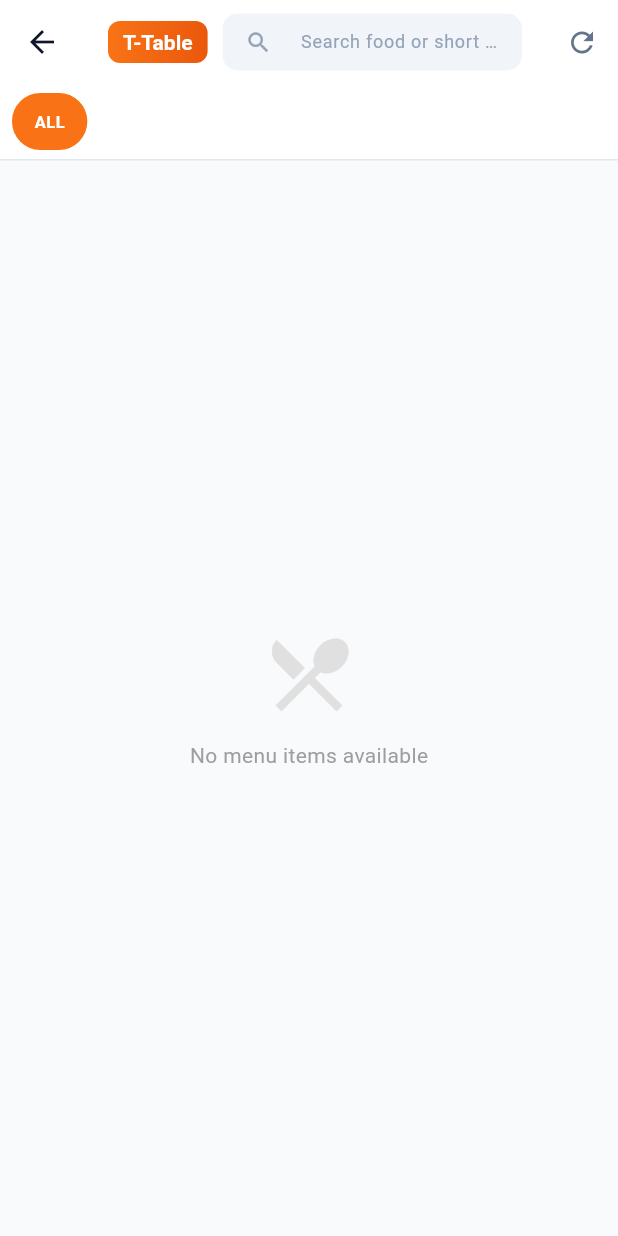
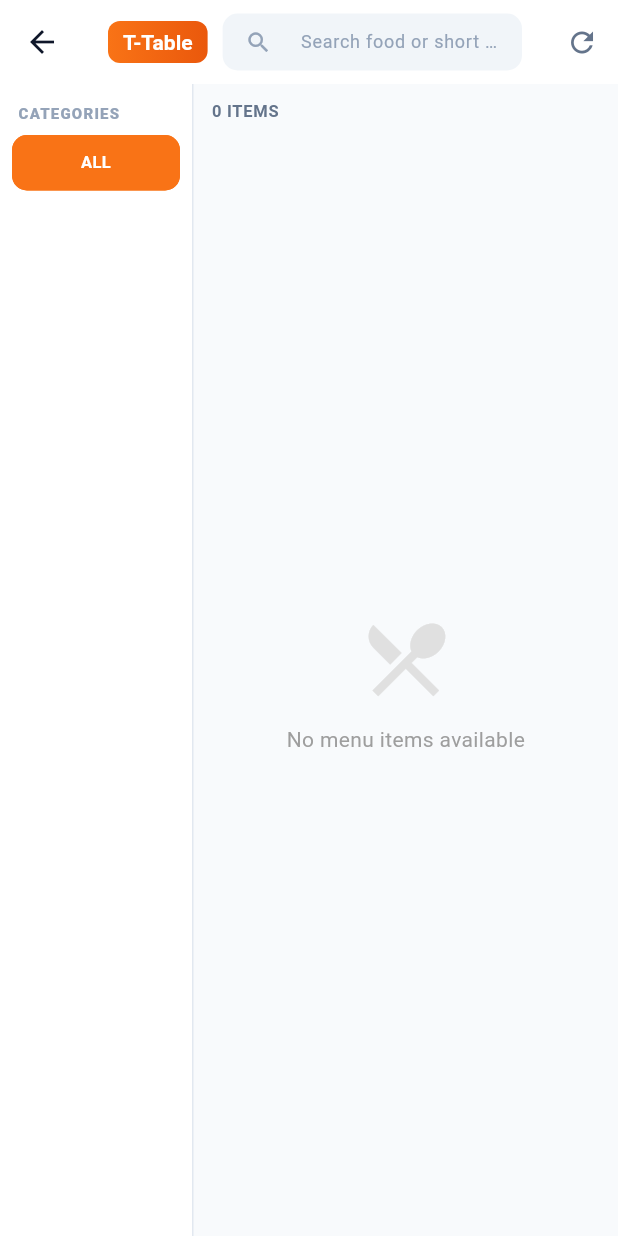
Before and after one commit to Gagan-k0/dininapk, a Flutter app: the FoodCategoriesScreen screen opened by its route, after a tap on "ALL", on a phone screen of 412 x 824 dp. Run offline on Flutter 3.47's test engine with Material 3 defaults, Android fonts, the phone set to English and light mode, and no system bars; our stand-ins replace shared_preferences; missing offline and left inert: esc_pos_utils; accounts and stored records are empty.

Commit message:
fix(waiter): left category rail with smooth paged menu grid
Replace horizontal category chips with a vertical left rail (admin filter logic unchanged). Page the menu grid in 80-item windows with bounce scroll for large menus.

Co-authored-by: Cursor <cursoragent@cursor.com>

```diff
--- /dev/null
+++ b/lib/utils/menu_page_window.dart
@@ -0,0 +1,39 @@
+/// Client-side window over a filtered menu list (admin-style infinite scroll).
+///
+/// Flutter [GridView.builder] already virtualizes paint; this window limits how
+/// many logical rows we expose while scrolling so very large menus stay snappy
+/// when filters change (reset window) and grow as the user nears the bottom.
+class MenuPageWindow<T> {
+  MenuPageWindow({
+    this.pageSize = 80,
+  });
+
+  final int pageSize;
+
+  List<T> _source = const [];
+  int _visibleCount = 0;
+
+  List<T> get visible =>
+      _source.isEmpty ? const [] : _source.sublist(0, _visibleCount.clamp(0, _source.length));
+
+  bool get hasMore => _visibleCount < _source.length;
+
+  int get totalCount => _source.length;
+
+  int get visibleCount => _visibleCount;
+
+  /// Replace source (category / search change) and show the first page.
+  void reset(List<T> source) {
+    _source = List<T>.unmodifiable(source);
+    _visibleCount = _source.isEmpty ? 0 : _source.length.clamp(0, pageSize);
+  }
+
+  /// Append the next page. Returns true if more items were revealed.
+  bool loadMore() {
+    if (!hasMore) return false;
+    final next = (_visibleCount + pageSize).clamp(0, _source.length);
+    if (next == _visibleCount) return false;
+    _visibleCount = next;
+    return true;
+  }
+}
--- a/lib/views/pos/food_categories_screen.dart
+++ b/lib/views/pos/food_categories_screen.dart
@@ -3,6 +3,8 @@ import 'package:provider/provider.dart';
 
 import '../../providers/pos_provider.dart';
 import '../../models/menu_model.dart';
+import '../../utils/menu_page_window.dart';
+import '../../widgets/pos_category_rail.dart';
 import '../../widgets/pos_menu_tile.dart';
 
 class FoodCategoriesScreen extends StatefulWidget {
@@ -16,6 +18,17 @@ class _FoodCategoriesScreenState extends State<FoodCategoriesScreen> {
   bool _initialized = false;
   final TextEditingController _searchController = TextEditingController();
   final ScrollController _cartScrollController = ScrollController();
+  final ScrollController _menuScrollController = ScrollController();
+  final MenuPageWindow<MenuItem> _menuPage =
+      MenuPageWindow<MenuItem>(pageSize: 80);
+  String? _pagedForCategoryId;
+  String _pagedForSearch = '';
+
+  @override
+  void initState() {
+    super.initState();
+    _menuScrollController.addListener(_onMenuScroll);
+  }
 
   @override
   void didChangeDependencies() {
@@ -38,9 +51,44 @@ class _FoodCategoriesScreenState extends State<FoodCategoriesScreen> {
 
   @override
   void dispose() {
+    _menuScrollController.removeListener(_onMenuScroll);
+    _menuScrollController.dispose();
     _searchController.dispose();
     _cartScrollController.dispose();
     super.dispose();
+  }
+
+  void _onMenuScroll() {
+    if (!_menuScrollController.hasClients) return;
+    final position = _menuScrollController.position;
+    if (position.pixels >= position.maxScrollExtent - 120) {
+      if (_menuPage.loadMore()) {
+        setState(() {});
+      }
+    }
+  }
+
+  void _syncMenuPage(PosProvider pos) {
+    final cat = pos.selectedCategoryId;
+    final search = pos.searchQuery;
+    final items = pos.filteredMenuItems;
+    final filterChanged =
+        cat != _pagedForCategoryId || search != _pagedForSearch;
+    final sourceChanged = items.length != _menuPage.totalCount;
+
+    if (filterChanged || sourceChanged) {
+      _pagedForCategoryId = cat;
+      _pagedForSearch = search;
+      _menuPage.reset(items);
+      // Defer scroll reset — never jump during build.
+      if (filterChanged) {
+        WidgetsBinding.instance.addPostFrameCallback((_) {
+          if (_menuScrollController.hasClients) {
+            _menuScrollController.jumpTo(0);
+          }
+        });
+      }
+    }
   }
 
   @override
@@ -74,11 +122,34 @@ class _FoodCategoriesScreenState extends State<FoodCategoriesScreen> {
                 if (pos.isBusy)
                   const LinearProgressIndicator(minHeight: 2, color: Color(0xFFF97316)),
                 if (pos.cartError != null) _buildCartErrorBar(pos),
-                // Category horizontal scroll bar
-                _buildCategoryBar(pos),
-                const Divider(height: 1, color: Color(0xFFE2E8F0)),
-                // Menu grid + Cart panel
+                Expanded(
+                  child: Row(
+                    crossAxisAlignment: CrossAxisAlignment.stretch,
+                    children: [
+                      PosCategoryRail(
+                        categories: pos.categories,
+                        selectedCategoryId: pos.selectedCategoryId,
+                        onSelect: (id) {
+                          pos.selectCategory(id);
+                          setState(() {
+                            _pagedForCategoryId = id;
+                            _pagedForSearch = pos.searchQuery;
+                            _menuPage.reset(pos.filteredMenuItems);
+                          });
+                          if (_menuScrollController.hasClients) {
+                            _menuScrollController.jumpTo(0);
+                          }
+                        },
+                      ),
+                      const VerticalDivider(
+                        width: 1,
+                        thickness: 1,
+                        color: Color(0xFFE2E8F0),
+                      ),
                       Expanded(child: _buildMainContent(pos, tableStatus)),
+                    ],
+                  ),
+                ),
               ],
             ),
       // Cart FAB showing item count
@@ -262,102 +333,84 @@ class _FoodCategoriesScreenState extends State<FoodCategoriesScreen> {
     );
   }
 
-  Widget _buildCategoryBar(PosProvider pos) {
-    return Container(
-      height: 50,
-      color: Colors.white,
-      child: ListView.builder(
-        scrollDirection: Axis.horizontal,
-        padding: const EdgeInsets.symmetric(horizontal: 8, vertical: 6),
-        itemCount: pos.categories.length + 1, // +1 for "ALL"
-        itemBuilder: (context, index) {
-          final isAll = index == 0;
-          final isSelected = isAll
-              ? pos.selectedCategoryId == null
-              : pos.selectedCategoryId == pos.categories[index - 1].id;
-          final label = isAll ? 'ALL' : pos.categories[index - 1].categoryName;
-
-          return Padding(
-            padding: const EdgeInsets.only(right: 6),
-            child: GestureDetector(
-              onTap: () {
-                if (isAll) {
-                  pos.selectCategory(null);
-                } else {
-                  pos.selectCategory(pos.categories[index - 1].id);
-                }
-              },
-              child: AnimatedContainer(
-                duration: const Duration(milliseconds: 200),
-                padding: const EdgeInsets.symmetric(
-                  horizontal: 14,
-                  vertical: 6,
-                ),
-                decoration: BoxDecoration(
-                  color: isSelected
-                      ? const Color(0xFFF97316)
-                      : const Color(0xFFF1F5F9),
-                  borderRadius: BorderRadius.circular(20),
-                  border: Border.all(
-                    color: isSelected
-                        ? const Color(0xFFF97316)
-                        : const Color(0xFFE2E8F0),
-                    width: 1,
-                  ),
-                ),
-                child: Center(
+  Widget _buildMainContent(PosProvider pos, String tableStatus) {
+    _syncMenuPage(pos);
+    final items = _menuPage.visible;
+    final total = _menuPage.totalCount;
+
+    return Column(
+      crossAxisAlignment: CrossAxisAlignment.stretch,
+      children: [
+        Padding(
+          padding: const EdgeInsets.fromLTRB(12, 10, 12, 4),
           child: Text(
-                    label.toUpperCase(),
-                    style: TextStyle(
+            total == 0
+                ? '0 ITEMS'
+                : '${_menuPage.visibleCount} OF $total ITEMS',
+            style: const TextStyle(
               fontSize: 11,
-                      fontWeight: FontWeight.w600,
-                      color: isSelected
-                          ? Colors.white
-                          : const Color(0xFF475569),
-                      letterSpacing: 0.3,
-                    ),
-                  ),
-                ),
-              ),
-            ),
-          );
-        },
-      ),
-    );
-  }
-
-  Widget _buildMainContent(PosProvider pos, String tableStatus) {
-    final items = pos.filteredMenuItems;
-
-    if (items.isEmpty && !pos.isLoading) {
-      return Center(
+              fontWeight: FontWeight.w700,
+              letterSpacing: 0.5,
+              color: Color(0xFF64748B),
+            ),
+          ),
+        ),
+        Expanded(
+          child: items.isEmpty && !pos.isLoading
+              ? Center(
                   child: Column(
                     mainAxisSize: MainAxisSize.min,
                     children: [
-            Icon(Icons.restaurant_menu, size: 64, color: Colors.grey.shade300),
+                      Icon(
+                        Icons.restaurant_menu,
+                        size: 64,
+                        color: Colors.grey.shade300,
+                      ),
                       const SizedBox(height: 12),
                       Text(
                         pos.searchQuery.isNotEmpty
                             ? 'No items found for "${pos.searchQuery}"'
                             : 'No menu items available',
-              style: TextStyle(color: Colors.grey.shade500, fontSize: 14),
-            ),
-          ],
-        ),
-      );
-    }
-
-    // Admin compact POS: ~150px columns, fixed row height, text-only cards.
-    return GridView.builder(
-      padding: const EdgeInsets.all(10),
-      gridDelegate: const SliverGridDelegateWithMaxCrossAxisExtent(
+                        style: TextStyle(
+                          color: Colors.grey.shade500,
+                          fontSize: 14,
+                        ),
+                      ),
+                    ],
+                  ),
+                )
+              : GridView.builder(
+                  controller: _menuScrollController,
+                  physics: const BouncingScrollPhysics(
+                    parent: AlwaysScrollableScrollPhysics(),
+                  ),
+                  padding: const EdgeInsets.fromLTRB(10, 6, 10, 88),
+                  gridDelegate:
+                      const SliverGridDelegateWithMaxCrossAxisExtent(
                     maxCrossAxisExtent: 160,
                     mainAxisExtent: 70,
                     crossAxisSpacing: 10,
                     mainAxisSpacing: 10,
                   ),
-      itemCount: items.length,
-      itemBuilder: (context, index) => _buildFoodCard(pos, items[index]),
+                  itemCount: items.length + (_menuPage.hasMore ? 1 : 0),
+                  itemBuilder: (context, index) {
+                    if (index >= items.length) {
+                      return const Center(
+                        child: SizedBox(
+                          width: 22,
+                          height: 22,
+                          child: CircularProgressIndicator(
+                            strokeWidth: 2,
+                            color: Color(0xFFF97316),
+                          ),
+                        ),
+                      );
+                    }
+                    return _buildFoodCard(pos, items[index]);
+                  },
+                ),
+        ),
+      ],
     );
   }
 
--- /dev/null
+++ b/lib/widgets/pos_category_rail.dart
@@ -0,0 +1,127 @@
+import 'package:flutter/material.dart';
+
+import '../models/menu_model.dart';
+
+/// Vertical category rail for dine-in POS (tablet-friendly).
+/// Selection logic matches admin: null id = ALL; otherwise category id.
+class PosCategoryRail extends StatelessWidget {
+  const PosCategoryRail({
+    super.key,
+    required this.categories,
+    required this.selectedCategoryId,
+    required this.onSelect,
+    this.width = 128,
+  });
+
+  final List<MenuCategory> categories;
+  final String? selectedCategoryId;
+  final ValueChanged<String?> onSelect;
+  final double width;
+
+  @override
+  Widget build(BuildContext context) {
+    final itemCount = categories.length + 1; // ALL + categories
+
+    return Material(
+      color: Colors.white,
+      child: SizedBox(
+        width: width,
+        child: Column(
+          crossAxisAlignment: CrossAxisAlignment.stretch,
+          children: [
+            const Padding(
+              padding: EdgeInsets.fromLTRB(12, 12, 12, 8),
+              child: Text(
+                'CATEGORIES',
+                style: TextStyle(
+                  fontSize: 10,
+                  fontWeight: FontWeight.w800,
+                  letterSpacing: 0.8,
+                  color: Color(0xFF94A3B8),
+                ),
+              ),
+            ),
+            Expanded(
+              child: ListView.builder(
+                physics: const BouncingScrollPhysics(
+                  parent: AlwaysScrollableScrollPhysics(),
+                ),
+                padding: const EdgeInsets.fromLTRB(8, 0, 8, 12),
+                itemCount: itemCount,
+                itemBuilder: (context, index) {
+                  if (index == 0) {
+                    return _CategoryRailTile(
+                      label: 'ALL',
+                      selected: selectedCategoryId == null,
+                      onTap: () => onSelect(null),
+                    );
+                  }
+                  final cat = categories[index - 1];
+                  return _CategoryRailTile(
+                    label: cat.categoryName,
+                    selected: selectedCategoryId == cat.id,
+                    onTap: () => onSelect(cat.id),
+                  );
+                },
+              ),
+            ),
+          ],
+        ),
+      ),
+    );
+  }
+}
+
+class _CategoryRailTile extends StatelessWidget {
+  const _CategoryRailTile({
+    required this.label,
+    required this.selected,
+    required this.onTap,
+  });
+
+  final String label;
+  final bool selected;
+  final VoidCallback onTap;
+
+  @override
+  Widget build(BuildContext context) {
+    return Padding(
+      padding: const EdgeInsets.only(bottom: 6),
+      child: Material(
+        color: selected ? const Color(0xFFF97316) : const Color(0xFFF8FAFC),
+        borderRadius: BorderRadius.circular(10),
+        child: InkWell(
+          onTap: onTap,
+          borderRadius: BorderRadius.circular(10),
+          child: AnimatedContainer(
+            duration: const Duration(milliseconds: 160),
+            curve: Curves.easeOut,
+            width: double.infinity,
+            padding: const EdgeInsets.symmetric(horizontal: 10, vertical: 11),
+            decoration: BoxDecoration(
+              borderRadius: BorderRadius.circular(10),
+              border: Border.all(
+                color: selected
+                    ? const Color(0xFFF97316)
+                    : const Color(0xFFE2E8F0),
+              ),
+            ),
+            child: Text(
+              label.toUpperCase(),
+              maxLines: 2,
+              overflow: TextOverflow.ellipsis,
+              textAlign: TextAlign.center,
+              style: TextStyle(
+                fontSize: 11,
+                fontWeight: FontWeight.w700,
+                height: 1.2,
+                letterSpacing: 0.2,
+                color: selected ? Colors.white : const Color(0xFF334155),
+              ),
+            ),
+          ),
+        ),
+      ),
+    );
+  }
+}
```
Also changed, not shown: 1 other file. Lines whose indentation alone changed are shown as unchanged.
